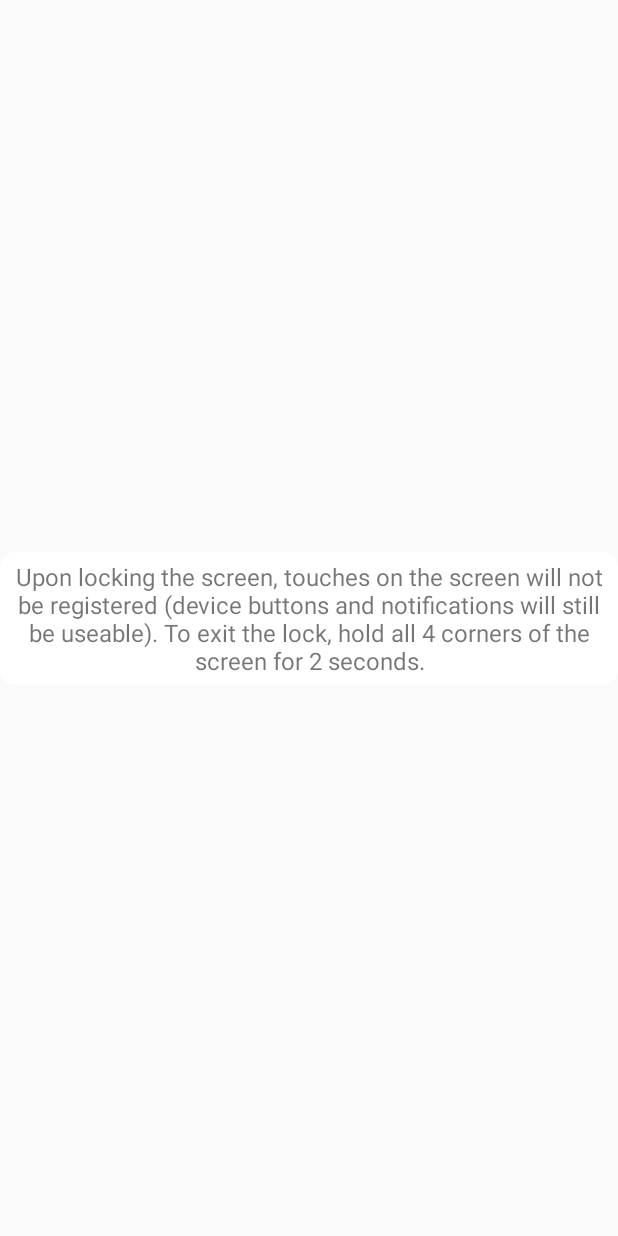
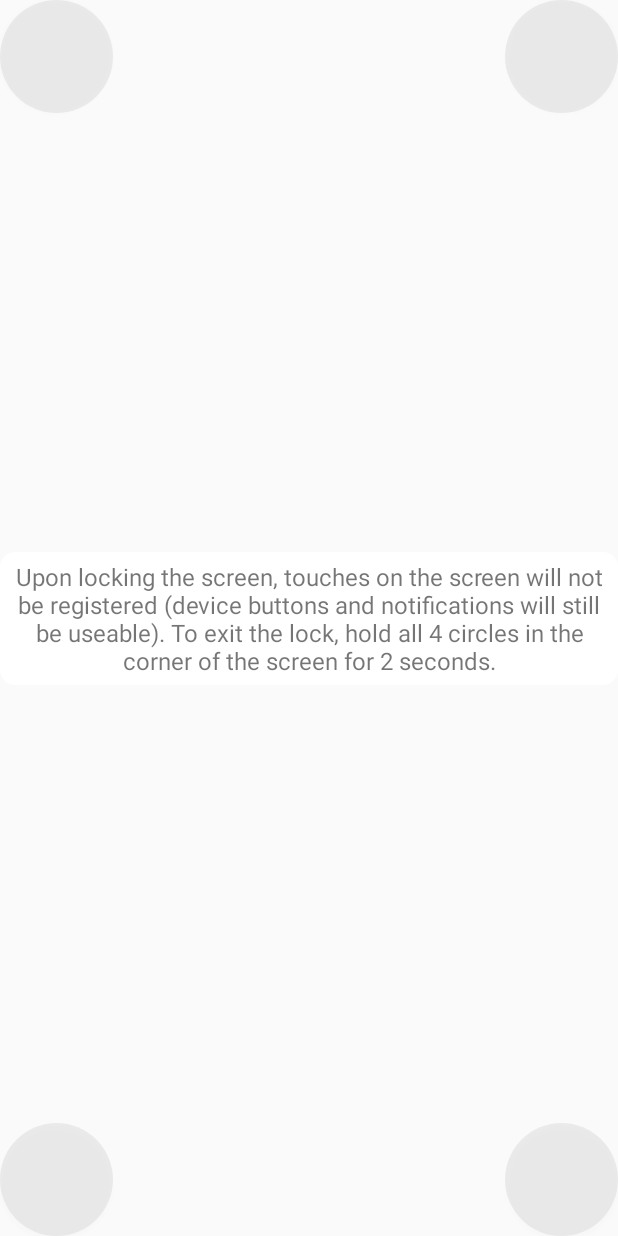
Before and after one commit to datrueonejay/LittleFingers, an Android app: the layout locked_screen.xml on its own in the app's theme, with its tools: preview values and no code run, on a phone screen of 412 x 824 dp. Run offline under Robolectric (Android 15) with nearby library versions, the phone set to English and light mode, and no system bars.

Commit message:
Changed lock buttons into circles. Start transparent, and go to green

```diff
--- /dev/null
+++ b/app/src/main/res/drawable/transition_button.xml
@@ -0,0 +1,10 @@
+<?xml version="1.0" encoding="UTF-8"?>
+<transition xmlns:android="http://schemas.android.com/apk/res/android">
+    <!-- The drawables used here can be solid colors, gradients, shapes, images, etc. -->
+    <item android:drawable="@drawable/transition_button_original_state"
+        android:height="75sp"
+        android:width="75sp"/>
+    <item android:drawable="@drawable/transition_button_pressed_state"
+        android:height="75sp"
+        android:width="75sp"/>
+</transition>
--- /dev/null
+++ b/app/src/main/res/drawable/transition_button_original_state.xml
@@ -0,0 +1,5 @@
+<shape xmlns:android="http://schemas.android.com/apk/res/android"
+    android:shape="oval">
+    <solid
+        android:color="@color/translucent"/>
+</shape>
--- /dev/null
+++ b/app/src/main/res/drawable/transition_button_pressed_state.xml
@@ -0,0 +1,5 @@
+<shape xmlns:android="http://schemas.android.com/apk/res/android"
+    android:shape="oval">
+    <solid
+        android:color="@color/green"/>
+</shape>
--- a/app/src/main/res/layout/locked_screen.xml
+++ b/app/src/main/res/layout/locked_screen.xml
@@ -11,7 +11,7 @@
         android:id="@+id/buttonOne"
         android:layout_width="75sp"
         android:layout_height="75sp"
-        android:background="@android:color/transparent"
+        android:background="@drawable/transition_button"
         app:layout_constraintStart_toStartOf="parent"
         app:layout_constraintTop_toTopOf="parent"/>
 
@@ -19,7 +19,7 @@
         android:id="@+id/buttonTwo"
         android:layout_width="75sp"
         android:layout_height="75sp"
-        android:background="@android:color/transparent"
+        android:background="@drawable/transition_button"
         app:layout_constraintEnd_toEndOf="parent"
         app:layout_constraintTop_toTopOf="parent"/>
 
@@ -27,7 +27,7 @@
         android:id="@+id/buttonThree"
         android:layout_width="75sp"
         android:layout_height="75sp"
-        android:background="@android:color/transparent"
+        android:background="@drawable/transition_button"
         app:layout_constraintBottom_toBottomOf="parent"
         app:layout_constraintStart_toStartOf="parent"/>
 
@@ -35,7 +35,7 @@
         android:id="@+id/buttonFour"
         android:layout_width="75sp"
         android:layout_height="75sp"
-        android:background="@android:color/transparent"
+        android:background="@drawable/transition_button"
         app:layout_constraintEnd_toEndOf="parent"
         app:layout_constraintBottom_toBottomOf="parent"/>
 
--- a/app/src/main/res/values/colors.xml
+++ b/app/src/main/res/values/colors.xml
@@ -9,4 +9,7 @@
     <color name="green">#C7F464</color>
     <color name="red">#C44D58</color>
     <color name="pink">#FF6B6B</color>
+
+    <color name="transparent">#00000000</color>
+    <color name="translucent">#10000000</color>
 </resources>
--- a/app/src/main/res/values/strings.xml
+++ b/app/src/main/res/values/strings.xml
@@ -13,5 +13,5 @@
     <string name="close_app">Close App</string>
     <string name="help">Help</string>
 
-    <string name="help_instructions">Upon locking the screen, touches on the screen will not be registered (device buttons and notifications will still be useable). To exit the lock, hold all 4 corners of the screen for 2 seconds.</string>
+    <string name="help_instructions">Upon locking the screen, touches on the screen will not be registered (device buttons and notifications will still be useable). To exit the lock, hold all 4 circles in the corner of the screen for 2 seconds.</string>
 </resources>
```
Also changed, not shown: app/src/main/java/com/datrueonejay/littlefingers/Models/LockedScreenModel.java (+7 -0 lines), app/src/main/java/com/datrueonejay/littlefingers/Services/MainMenuService.java (+28 -58 lines).
